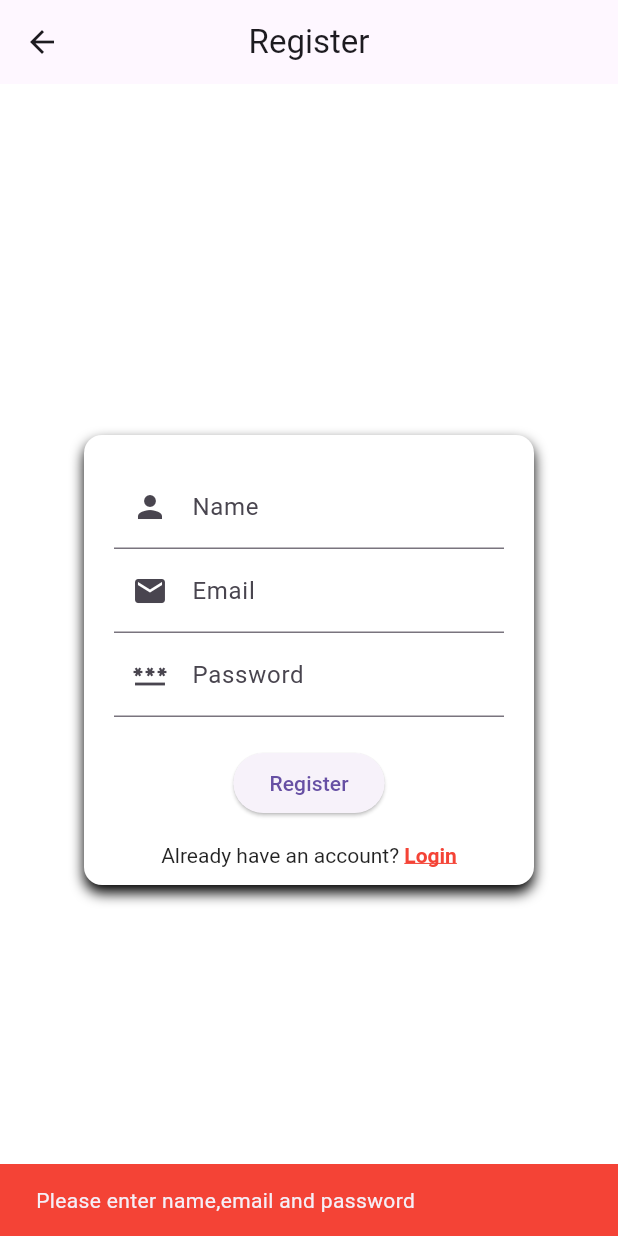
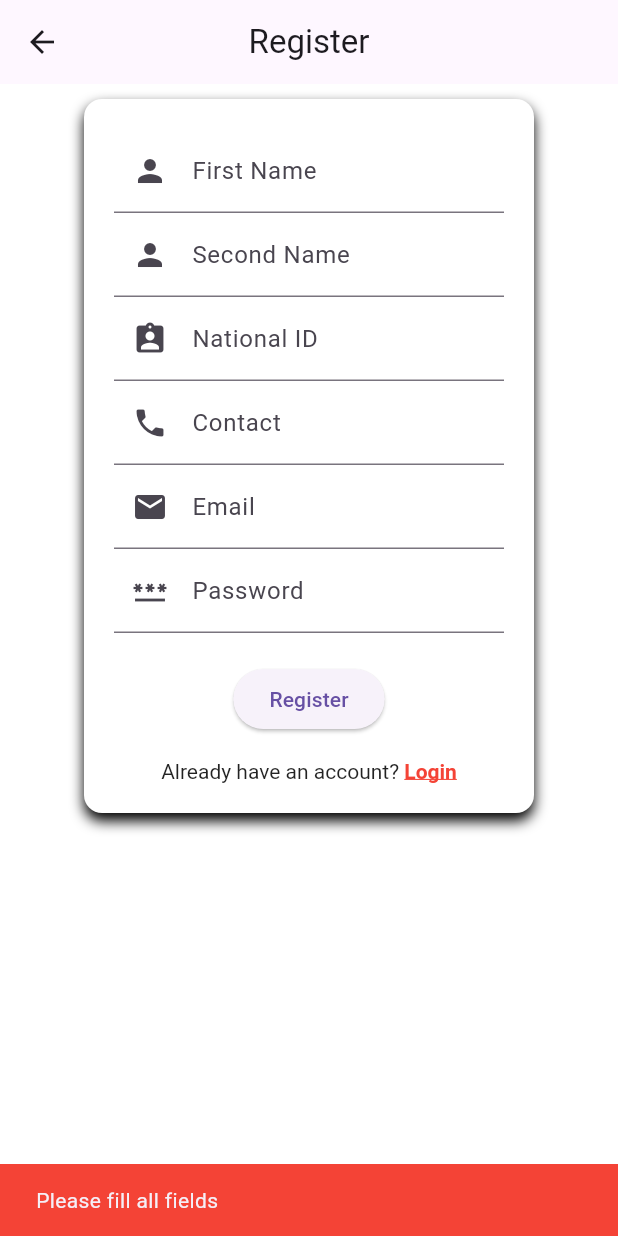
Before and after one commit to ntoti-cy/AidBridge-Frontend, a Flutter app: the Register screen opened by its route, after a tap on "Register", on a phone screen of 412 x 824 dp. Run offline on Flutter 3.47's test engine with Material 3 defaults, Android fonts, the phone set to English and light mode, and no system bars; our stand-ins replace dio, equatable, flutter_bloc, get, qr_flutter, sqflite; accounts and stored records are empty.

Commit message:
Flutter second commit

```diff
--- /dev/null
+++ b/lib/Dio/dio_client.dart
@@ -0,0 +1,14 @@
+import 'package:dio/dio.dart';
+
+class DioClient {
+  static final Dio dio = Dio(
+    BaseOptions(
+      baseUrl: "http://127.0.0.1:5000/api/auth",
+      headers: {
+        "Content-Type": "application/json",
+      },
+      connectTimeout: const Duration(seconds: 30),
+      receiveTimeout: const Duration(seconds: 30),
+    )
+  );
+}
--- a/lib/Models/beneficiary_model.dart
+++ b/lib/Models/beneficiary_model.dart
@@ -0,0 +1,35 @@
+class Beneficiary {
+  int? id;
+  String firstName;
+  String secondName;
+  String nationalId;
+  String contact;
+  String? email;
+
+  Beneficiary({
+    this.id,
+    required this.firstName,
+    required this.secondName,
+    required this.nationalId,
+    required this.contact,
+    this.email,
+  });
+
+  factory Beneficiary.fromJson(Map<String, dynamic> json) => Beneficiary(
+        id: json['id'],
+        firstName: json['first_name'],
+        secondName: json['second_name'],
+        nationalId: json['national_id'].toString(),
+        contact: json['contact'],
+        email: json['email'],
+      );
+
+  Map<String, dynamic> toMap() => {
+        'id': id,
+        'first_name': firstName,
+        'second_name': secondName,
+        'national_id': nationalId,
+        'contact': contact,
+        'email': email,
+      };
+}
--- a/lib/Routes/app_routes.dart
+++ b/lib/Routes/app_routes.dart
@@ -1,7 +1,7 @@
 import 'package:aid_bridge/Views/screens/auth/login.dart';
 import 'package:aid_bridge/Views/screens/auth/register.dart';
-import 'package:aid_bridge/Views/screens/beneficiary/home.dart';
 import 'package:aid_bridge/Views/screens/beneficiary/qrcode.dart';
+import 'package:aid_bridge/Views/screens/officer/beneficiary_list.dart';
 
 
 import 'package:get/get.dart';
@@ -13,12 +13,13 @@ class AppRoutes {
   static const dashboard = '/dashboard';
   static const homescreen ='/homeScreen';
    static const qrcode = '/Qrcode';
+   static const beneficiaryList ='/BeneficiaryList';
 
   static final pages = [
     GetPage(name: login, page: () => Login()),
     GetPage(name: register, page: () => Register()),
-    GetPage(name: homescreen,page: ()=>HomeScreen()),
+    //GetPage(name: homescreen,page: ()=>HomeScreen()),
     GetPage(name: qrcode, page: () =>Qrcode()),
-
+   GetPage(name: beneficiaryList, page: () => BeneficiaryList())
   ];
 }
--- a/lib/Services/auth_service.dart
+++ b/lib/Services/auth_service.dart
@@ -1,35 +1,45 @@
+import 'package:aid_bridge/Dio/dio_client.dart';
+import 'package:dio/dio.dart';
+
+
 class AuthService {
-  // LOGIN
+  final Dio dio = DioClient.dio;
+
+  Future<Map<String, dynamic>> register({
+    required String firstName,
+    required String secondName,
+    required String nationalId,
+    required String contact,
+    required String email,
+    required String password,
+  }) async {
+    final response = await dio.post(
+      '/register',
+      data: {
+        "first_name": firstName,
+        "second_name": secondName,
+        "national_id": nationalId,
+        "contact": contact,
+        "email": email,
+        "password": password,
+      },
+    );
+
+    return response.data;
+  }
+
   Future<String> login({
     required String email,
     required String password,
   }) async {
-    await Future.delayed(const Duration(seconds: 1));
+    final response = await dio.post(
+      '/login',
+      data: {
+        "email": email,
+        "password": password,
+      },
+    );
 
-    if (email.isEmpty || password.isEmpty) {
-      throw Exception('Email and password are required');
-    }
-
-    // Simulated token
-    return 'mock_access_token_123';
-  }
-
-  // REGISTER
-  Future<Map<String, dynamic>> register({
-    required String name,
-    required String email,
-    required String password,
-  }) async {
-    await Future.delayed(const Duration(seconds: 1));
-
-    if (name.isEmpty || email.isEmpty || password.isEmpty) {
-      throw Exception('All fields are required');
-    }
-
-    return {
-      'id': 1,
-      'name': name,
-      'email': email,
-    };
+    return response.data["access_token"];
   }
 }
--- a/lib/Views/screens/auth/login.dart
+++ b/lib/Views/screens/auth/login.dart
@@ -13,6 +13,7 @@ class Login extends StatelessWidget {
   final emailController = TextEditingController();
   final passwordController = TextEditingController();
 
+
   @override
   Widget build(BuildContext context) {
     return Scaffold(
@@ -22,7 +23,7 @@ class Login extends StatelessWidget {
       body: BlocListener<AuthCubit, AuthState>(
         listener: (context, state) {
           if (state is AuthSuccess) {
-            Get.toNamed(AppRoutes.homescreen);
+            Get.toNamed(AppRoutes.beneficiaryList);
           } else if (state is AuthFailure) {
             ScaffoldMessenger.of(context).showSnackBar(
               SnackBar(
@@ -33,6 +34,7 @@ class Login extends StatelessWidget {
           }
         },
 
+        child: SingleChildScrollView(
           child: Padding(
             padding: const EdgeInsets.all(10.0),
             child: Center(
@@ -129,6 +131,7 @@ class Login extends StatelessWidget {
             ),
           ),
         ),
+      ),
     );
   }
 }
--- a/lib/Views/screens/auth/register.dart
+++ b/lib/Views/screens/auth/register.dart
@@ -5,29 +5,27 @@ import 'package:flutter/material.dart';
 import 'package:flutter_bloc/flutter_bloc.dart';
 import 'package:get/get.dart';
 
-
-
 class Register extends StatelessWidget {
   const Register({super.key});
 
   @override
   Widget build(BuildContext context) {
-    final nameController = TextEditingController();
+    final firstnameController = TextEditingController();
+    final secondnameController = TextEditingController();
+    final nationalidController = TextEditingController();
+    final contactController = TextEditingController();
     final emailController = TextEditingController();
     final passwordController = TextEditingController();
 
     return Scaffold(
       backgroundColor: Colors.white,
-      appBar: AppBar(
-        centerTitle: true,
-        title: const Text('Register')),
+      appBar: AppBar(centerTitle: true, title: const Text('Register')),
 
       body: BlocListener<AuthCubit, AuthState>(
         listener: (context, state) {
           if (state is AuthRegistered) {
             Get.offAndToNamed(AppRoutes.login);
-          }else
-          if (state is AuthFailure) {
+          } else if (state is AuthFailure) {
             Get.snackbar(
               'Error',
               state.message,
@@ -35,12 +33,12 @@ class Register extends StatelessWidget {
             );
           }
         },
+        child: SingleChildScrollView(
           child: Padding(
             padding: const EdgeInsets.all(10),
             child: Center(
               child: Container(
                 width: 300,
-              height: 300,
                 padding: EdgeInsets.all(20),
                 decoration: BoxDecoration(
                   color: Colors.white,
@@ -49,55 +47,85 @@ class Register extends StatelessWidget {
                     BoxShadow(
                       color: Colors.black,
                       blurRadius: 7,
-                  offset: Offset(0,5),
-                )]
-
+                      offset: Offset(0, 5),
+                    ),
+                  ],
                 ),
                 child: Column(
                   mainAxisSize: MainAxisSize.min,
                   children: [
                     TextField(
-                    controller: nameController,
+                      controller: firstnameController,
                       decoration: const InputDecoration(
-                      labelText: 'Name',
-                      prefixIcon: Icon(Icons.person)),
+                        labelText: 'First Name',
+                        prefixIcon: Icon(Icons.person),
+                      ),
+                    ),
+                    TextField(
+                      controller: secondnameController,
+                      decoration: const InputDecoration(
+                        labelText: 'Second Name',
+                        prefixIcon: Icon(Icons.person),
+                      ),
+                    ),
+                    TextField(
+                      controller: nationalidController,
+                      decoration: const InputDecoration(
+                        labelText: 'National ID',
+                        prefixIcon: Icon(Icons.assignment_ind),
+                      ),
+                    ),
+                    TextField(
+                      controller: contactController,
+                      decoration: const InputDecoration(
+                        labelText: 'Contact',
+                        prefixIcon: Icon(Icons.phone),
+                      ),
                     ),
                     TextField(
                       controller: emailController,
                       decoration: const InputDecoration(
                         labelText: 'Email',
-                      prefixIcon: Icon(Icons.email)),
+                        prefixIcon: Icon(Icons.email),
+                      ),
                     ),
                     TextField(
                       controller: passwordController,
                       decoration: const InputDecoration(
                         labelText: 'Password',
-                      prefixIcon: Icon(Icons.password)),
+                        prefixIcon: Icon(Icons.password),
+                      ),
                       obscureText: true,
                     ),
                     const SizedBox(height: 20),
 
                     ElevatedButton(
                       onPressed: () {
-                            if (nameController.text.isEmpty||emailController.text.isEmpty ||
+                        if (firstnameController.text.isEmpty ||
+                            secondnameController.text.isEmpty ||
+                            nationalidController.text.isEmpty ||
+                            contactController.text.isEmpty ||
+                            emailController.text.isEmpty ||
                             passwordController.text.isEmpty) {
                           ScaffoldMessenger.of(context).showSnackBar(
                             const SnackBar(
-                            content: Text("Please enter name,email and password"),
+                              content: Text("Please fill all fields"),
                               backgroundColor: Colors.red,
                             ),
                           );
                           return;
                         }
 
-
-
                         context.read<AuthCubit>().register(
-                            name: nameController.text,
-                            email: emailController.text,
-                            password: passwordController.text,
+                          firstName: firstnameController.text.trim(),
+                          secondName: secondnameController.text.trim(),
+                          nationalId: nationalidController.text.trim(),
+                          contact: contactController.text.trim(),
+                          email: emailController.text.trim(),
+                          password: passwordController.text.trim(),
                         );
                       },
+
                       child: const Text('Register'),
                     ),
                     SizedBox(height: 16),
@@ -133,6 +161,7 @@ class Register extends StatelessWidget {
             ),
           ),
         ),
+      ),
     );
   }
 }
--- a/lib/main.dart
+++ b/lib/main.dart
@@ -23,7 +23,7 @@ class MyApp extends StatelessWidget {
       ],
       child: GetMaterialApp(
         debugShowCheckedModeBanner: false,
-        initialRoute: AppRoutes.qrcode,
+        initialRoute: AppRoutes.login,
         getPages: AppRoutes.pages,
       ),
     );
--- a/pubspec.yaml
+++ b/pubspec.yaml
@@ -40,6 +40,9 @@ dependencies:
   equatable: ^2.0.8
   qr_flutter: ^4.1.0
   google_fonts: ^8.0.0
+  sqflite: ^2.4.2
+  path: ^1.9.1
+  dio: ^5.9.1
 
 dev_dependencies:
   flutter_test:
```
Also changed, not shown: lib/Controllers/auth/auth_cubit.dart (+30 -30 lines), lib/Controllers/help/db_helper.dart (added, +90 -0 lines), lib/Controllers/token/token_controller.dart (+22 -0 lines), lib/Models/token_model.dart (+29 -0 lines), lib/Views/screens/officer/beneficiary_list.dart (+61 -0 lines), pubspec.lock, 1 other file. Lines whose indentation alone changed are shown as unchanged.
